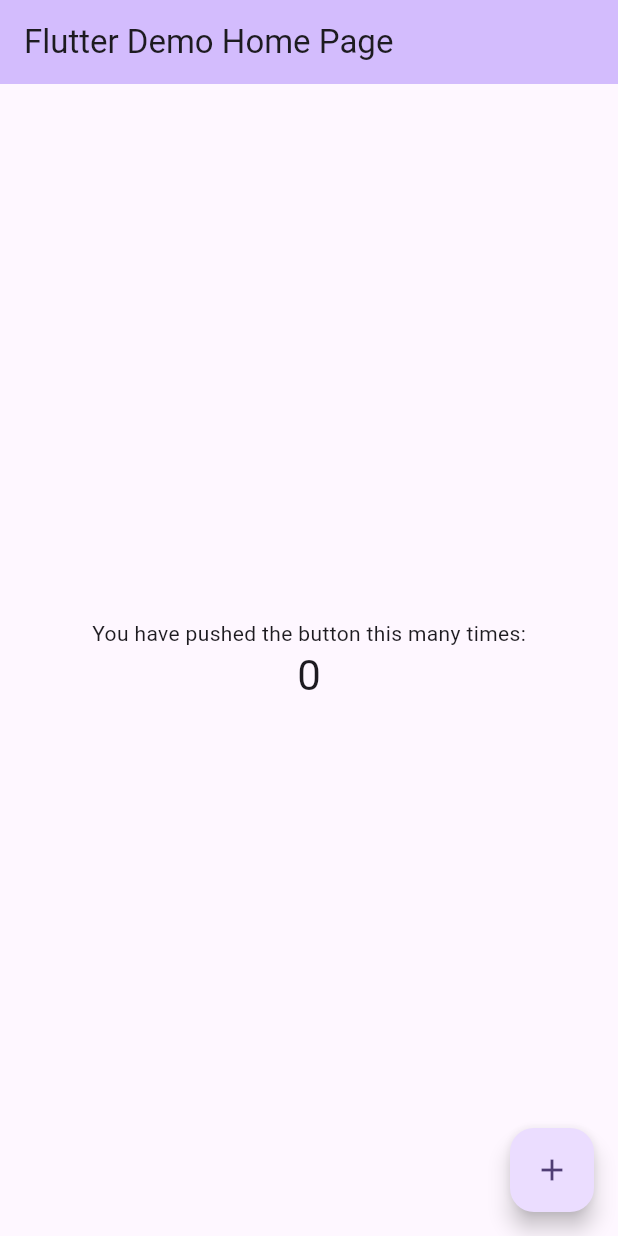
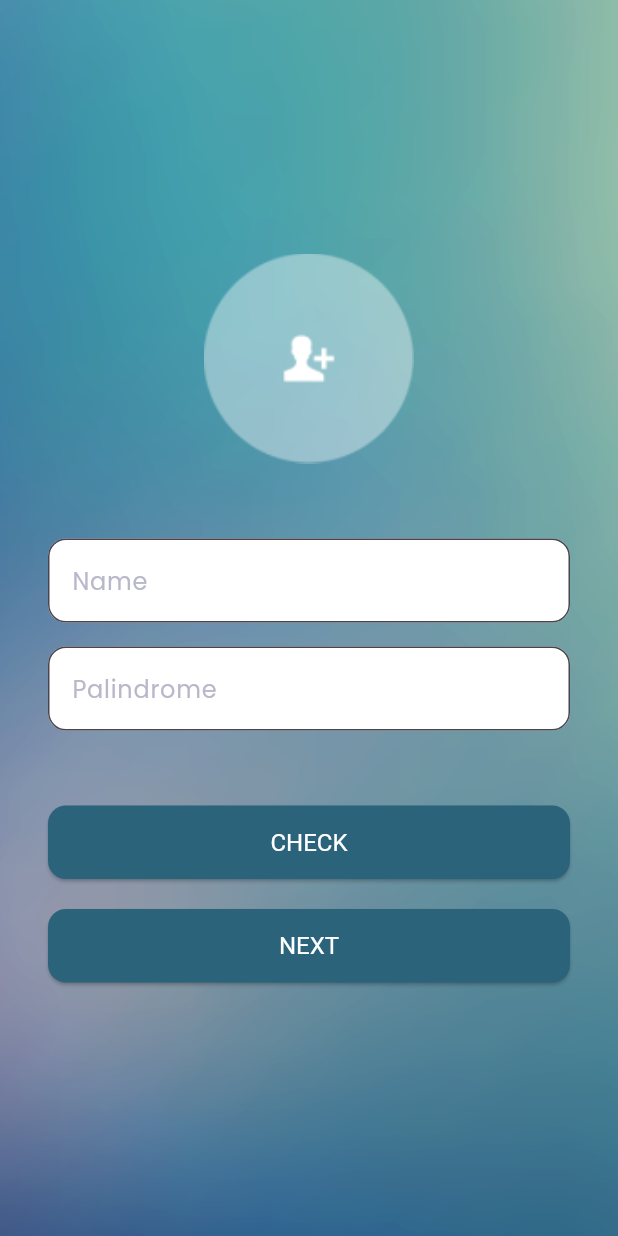
Before and after one commit to yondikavl/mdintern_test, a Flutter app: the screen it shows after launch, on a phone screen of 412 x 824 dp. Run offline on Flutter 3.47's test engine with Material 3 defaults, Android fonts, the phone set to English and light mode, and no system bars; our stand-ins replace get, google_fonts.

Commit message:
feat: first screen modules, font style, add assets

```diff
--- /dev/null
+++ b/lib/app/modules/first_screen/pages/first_screen_page.dart
@@ -0,0 +1,101 @@
+import 'package:flutter/material.dart';
+import 'package:get/get.dart';
+import 'package:mdintern_test_suitmedia/app/modules/first_screen/controllers/first_screen_controller.dart';
+
+class FirstScreenPage extends StatelessWidget {
+  final FirstScreenController _controller = Get.find();
+  FirstScreenPage({super.key});
+
+  @override
+  Widget build(BuildContext context) {
+    return Scaffold(
+      body: Container(
+        padding: const EdgeInsets.symmetric(horizontal: 16),
+        decoration: const BoxDecoration(
+          image: DecorationImage(
+            image: AssetImage('assets/images/background 1.png'),
+            fit: BoxFit.cover,
+          ),
+        ),
+        child: Padding(
+          padding: const EdgeInsets.all(16.0),
+          child: Column(
+            mainAxisAlignment: MainAxisAlignment.center,
+            children: [
+              Image.asset(
+                'assets/images/ic_photo.png',
+                width: 140,
+                height: 140,
+                fit: BoxFit.cover,
+              ),
+              const SizedBox(height: 50),
+              TextField(
+                decoration: InputDecoration(
+                  labelText: 'Name',
+                  labelStyle: TextStyle(color: Color(0xffB9B8CA)),
+                  border: OutlineInputBorder(
+                    borderRadius: BorderRadius.circular(12),
+                    borderSide: const BorderSide(color: Color(0xffE2E3E4)),
+                  ),
+                  filled: true,
+                  fillColor: Colors.white,
+                ),
+                onChanged: (value) => _controller.name.value = value,
+              ),
+              const SizedBox(height: 16),
+              TextField(
+                decoration: InputDecoration(
+                  labelText: 'Palindrome',
+                  labelStyle: TextStyle(color: Color(0xffB9B8CA)),
+                  border: OutlineInputBorder(
+                    borderRadius: BorderRadius.circular(12),
+                    borderSide: const BorderSide(color: Color(0xffE2E3E4)),
+                  ),
+                  filled: true,
+                  fillColor: Colors.white,
+                ),
+                onChanged: (value) => _controller.sentence.value = value,
+              ),
+              const SizedBox(height: 50),
+              SizedBox(
+                width: double.infinity,
+                child: ElevatedButton(
+                  onPressed: () => _controller.checkPalindrome(),
+                  style: ElevatedButton.styleFrom(
+                    padding: const EdgeInsets.symmetric(vertical: 15),
+                    textStyle: const TextStyle(fontSize: 16),
+                    backgroundColor: const Color(0xff2B637B),
+                    foregroundColor: Colors.white,
+                    shape: RoundedRectangleBorder(
+                      borderRadius: BorderRadius.circular(12),
+                    ),
+                  ),
+                  child: const Text('CHECK'),
+                ),
+              ),
+              const SizedBox(height: 20),
+              SizedBox(
+                width: double.infinity,
+                child: ElevatedButton(
+                  onPressed: () {
+                    //
+                  },
+                  style: ElevatedButton.styleFrom(
+                    padding: const EdgeInsets.symmetric(vertical: 15),
+                    textStyle: const TextStyle(fontSize: 16),
+                    backgroundColor: const Color(0xff2B637B),
+                    foregroundColor: Colors.white,
+                    shape: RoundedRectangleBorder(
+                      borderRadius: BorderRadius.circular(12),
+                    ),
+                  ),
+                  child: const Text('NEXT'),
+                ),
+              ),
+            ],
+          ),
+        ),
+      ),
+    );
+  }
+}
--- /dev/null
+++ b/lib/app/routes/app_routes.dart
@@ -0,0 +1,3 @@
+abstract class AppRoutes {
+  static const FIRST_SCREEN = '/first-screen';
+}
--- a/lib/main.dart
+++ b/lib/main.dart
@@ -1,125 +1,20 @@
 import 'package:flutter/material.dart';
+import 'package:get/get.dart';
+import 'package:google_fonts/google_fonts.dart';
+import 'package:mdintern_test_suitmedia/app/routes/app_pages.dart';
+import 'package:mdintern_test_suitmedia/app/routes/app_routes.dart';
 
 void main() {
-  runApp(const MyApp());
+  WidgetsFlutterBinding.ensureInitialized();
+
+  runApp(
+    GetMaterialApp(
+      title: 'Suitmedia Test App',
+      initialRoute: AppRoutes.FIRST_SCREEN,
+      getPages: AppPages.pages,
+      theme: ThemeData(
+        textTheme: GoogleFonts.poppinsTextTheme(),
+      ),
+    ),
+  );
 }
-
-class MyApp extends StatelessWidget {
-  const MyApp({super.key});
-
-  // This widget is the root of your application.
-  @override
-  Widget build(BuildContext context) {
-    return MaterialApp(
-      title: 'Flutter Demo',
-      theme: ThemeData(
-        // This is the theme of your application.
-        //
-        // TRY THIS: Try running your application with "flutter run". You'll see
-        // the application has a purple toolbar. Then, without quitting the app,
-        // try changing the seedColor in the colorScheme below to Colors.green
-        // and then invoke "hot reload" (save your changes or press the "hot
-        // reload" button in a Flutter-supported IDE, or press "r" if you used
-        // the command line to start the app).
-        //
-        // Notice that the counter didn't reset back to zero; the application
-        // state is not lost during the reload. To reset the state, use hot
-        // restart instead.
-        //
-        // This works for code too, not just values: Most code changes can be
-        // tested with just a hot reload.
-        colorScheme: ColorScheme.fromSeed(seedColor: Colors.deepPurple),
-        useMaterial3: true,
-      ),
-      home: const MyHomePage(title: 'Flutter Demo Home Page'),
-    );
-  }
-}
-
-class MyHomePage extends StatefulWidget {
-  const MyHomePage({super.key, required this.title});
-
-  // This widget is the home page of your application. It is stateful, meaning
-  // that it has a State object (defined below) that contains fields that affect
-  // how it looks.
-
-  // This class is the configuration for the state. It holds the values (in this
-  // case the title) provided by the parent (in this case the App widget) and
-  // used by the build method of the State. Fields in a Widget subclass are
-  // always marked "final".
-
-  final String title;
-
-  @override
-  State<MyHomePage> createState() => _MyHomePageState();
-}
-
-class _MyHomePageState extends State<MyHomePage> {
-  int _counter = 0;
-
-  void _incrementCounter() {
-    setState(() {
-      // This call to setState tells the Flutter framework that something has
-      // changed in this State, which causes it to rerun the build method below
-      // so that the display can reflect the updated values. If we changed
-      // _counter without calling setState(), then the build method would not be
-      // called again, and so nothing would appear to happen.
-      _counter++;
-    });
-  }
-
-  @override
-  Widget build(BuildContext context) {
-    // This method is rerun every time setState is called, for instance as done
-    // by the _incrementCounter method above.
-    //
-    // The Flutter framework has been optimized to make rerunning build methods
-    // fast, so that you can just rebuild anything that needs updating rather
-    // than having to individually change instances of widgets.
-    return Scaffold(
-      appBar: AppBar(
-        // TRY THIS: Try changing the color here to a specific color (to
-        // Colors.amber, perhaps?) and trigger a hot reload to see the AppBar
-        // change color while the other colors stay the same.
-        backgroundColor: Theme.of(context).colorScheme.inversePrimary,
-        // Here we take the value from the MyHomePage object that was created by
-        // the App.build method, and use it to set our appbar title.
-        title: Text(widget.title),
-      ),
-      body: Center(
-        // Center is a layout widget. It takes a single child and positions it
-        // in the middle of the parent.
-        child: Column(
-          // Column is also a layout widget. It takes a list of children and
-          // arranges them vertically. By default, it sizes itself to fit its
-          // children horizontally, and tries to be as tall as its parent.
-          //
-          // Column has various properties to control how it sizes itself and
-          // how it positions its children. Here we use mainAxisAlignment to
-          // center the children vertically; the main axis here is the vertical
-          // axis because Columns are vertical (the cross axis would be
-          // horizontal).
-          //
-          // TRY THIS: Invoke "debug painting" (choose the "Toggle Debug Paint"
-          // action in the IDE, or press "p" in the console), to see the
-          // wireframe for each widget.
-          mainAxisAlignment: MainAxisAlignment.center,
-          children: <Widget>[
-            const Text(
-              'You have pushed the button this many times:',
-            ),
-            Text(
-              '$_counter',
-              style: Theme.of(context).textTheme.headlineMedium,
-            ),
-          ],
-        ),
-      ),
-      floatingActionButton: FloatingActionButton(
-        onPressed: _incrementCounter,
-        tooltip: 'Increment',
-        child: const Icon(Icons.add),
-      ), // This trailing comma makes auto-formatting nicer for build methods.
-    );
-  }
-}
```
Also changed, not shown: lib/app/modules/first_screen/bindings/first_screen_binding.dart (added, +9 -0 lines), lib/app/modules/first_screen/controllers/first_screen_controller.dart (added, +62 -0 lines), lib/app/routes/app_pages.dart (added, +14 -0 lines), pubspec.yaml (+4 -4 lines), assets/images/background 1.png (added), assets/images/ic_photo.png (added), pubspec.lock, 6 other files.
